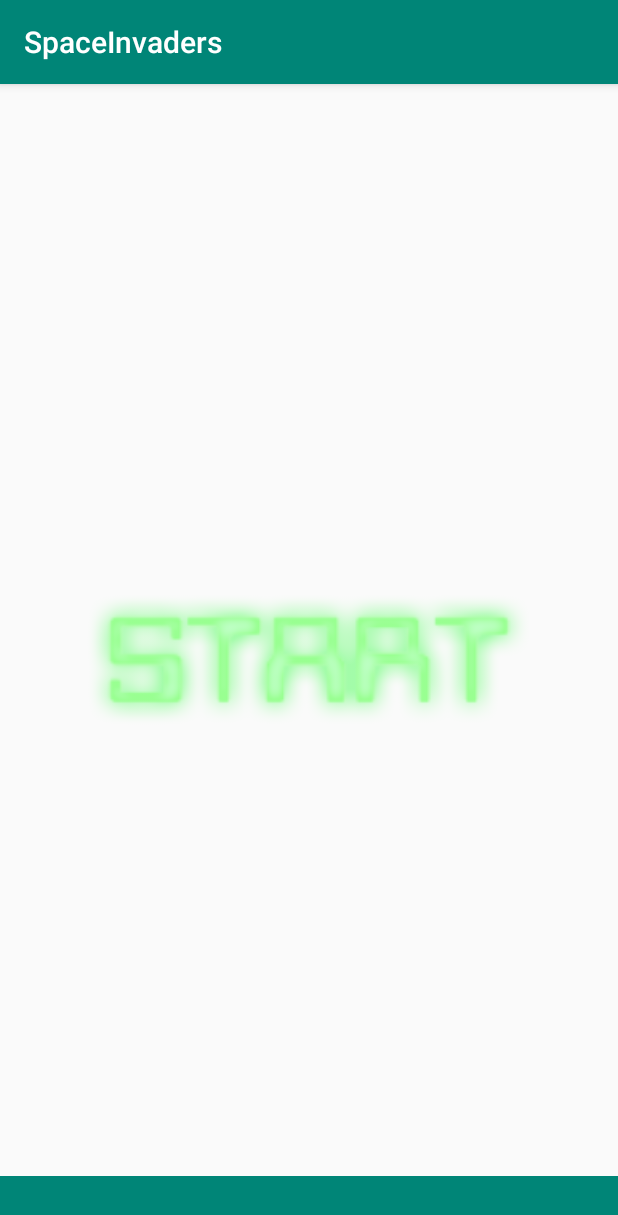
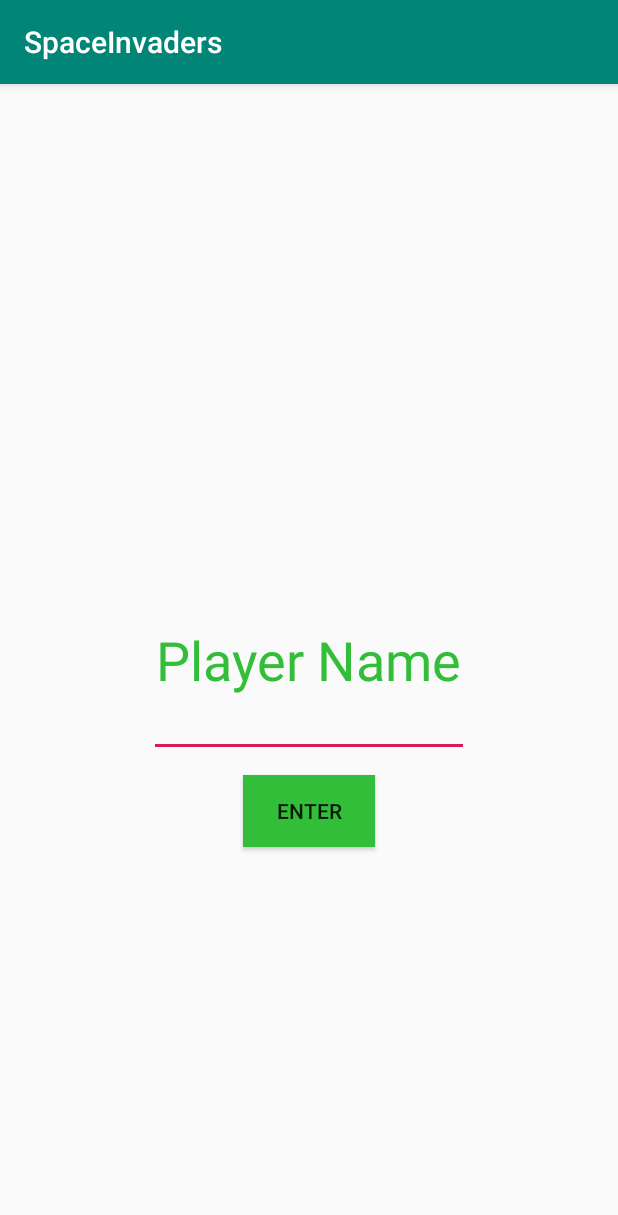
Before and after one commit to mugak/Wethebest, an Android app: the screen it shows after launch (UI before the commit, Intro after it), on a phone screen of 412 x 824 dp. Shown: the top 1215 px of the screen. Run offline under Robolectric (Android 15) with nearby library versions, the phone set to English and light mode, and no system bars.

Commit message:
Updates on Intro
Intro now has a button once player is finished typing his name, he can move onto the game (UI) activity

```diff
--- a/SpaceInvaders/app/src/main/AndroidManifest.xml
+++ b/SpaceInvaders/app/src/main/AndroidManifest.xml
@@ -9,8 +9,8 @@
         android:roundIcon="@mipmap/ic_launcher_round"
         android:supportsRtl="true"
         android:theme="@style/AppTheme">
-        <activity android:name=".Intro"></activity>
-        <activity android:name=".UI">
+        <activity android:name=".UI"></activity>
+        <activity android:name=".Intro">
             <intent-filter>
                 <action android:name="android.intent.action.MAIN" />
 
--- a/SpaceInvaders/app/src/main/java/com/wethebest/spaceinvaders/Intro.java
+++ b/SpaceInvaders/app/src/main/java/com/wethebest/spaceinvaders/Intro.java
@@ -3,6 +3,19 @@ package com.wethebest.spaceinvaders;
 import androidx.appcompat.app.AppCompatActivity;
 
 import android.os.Bundle;
+import android.widget.Button;
+import android.widget.EditText;
+import android.widget.ImageView;
+import android.widget.TextView;
+import android.app.Activity;
+import android.os.Bundle;
+import android.view.MotionEvent;
+import android.widget.ImageView;
+import android.content.Intent;
+import android.view.View;
+import android.os.Bundle;
+import android.util.Log;
+
 
 public class Intro extends AppCompatActivity {
 
@@ -12,7 +25,16 @@ public class Intro extends AppCompatActivity {
         setContentView(R.layout.activity_intro);
 
 
+        TextView PlayerName = findViewById(R.id.PlayerName);
+        EditText EnterName = findViewById(R.id.EnterName);
+        Button Enterbtn = findViewById(R.id.Enterbtn);
 
+        Enterbtn.setOnClickListener(new View.OnClickListener() {
+            @Override
+            public void onClick(View v) {
+                startActivity(new Intent(Intro.this, UI.class));
+            }
+        });
 
     }
 }
--- a/SpaceInvaders/app/src/main/res/layout/activity_intro.xml
+++ b/SpaceInvaders/app/src/main/res/layout/activity_intro.xml
@@ -41,5 +41,15 @@
         android:ems="10"
         android:inputType="textPersonName" />
 
+    <Button
+        android:id="@+id/Enterbtn"
+        android:layout_width="wrap_content"
+        android:layout_height="wrap_content"
+        android:layout_alignBottom="@+id/EnterName"
+        android:layout_centerHorizontal="true"
+        android:layout_marginBottom="-60dp"
+        android:background="#33BE39"
+        android:text="Enter" />
+
 
 </RelativeLayout>
```
